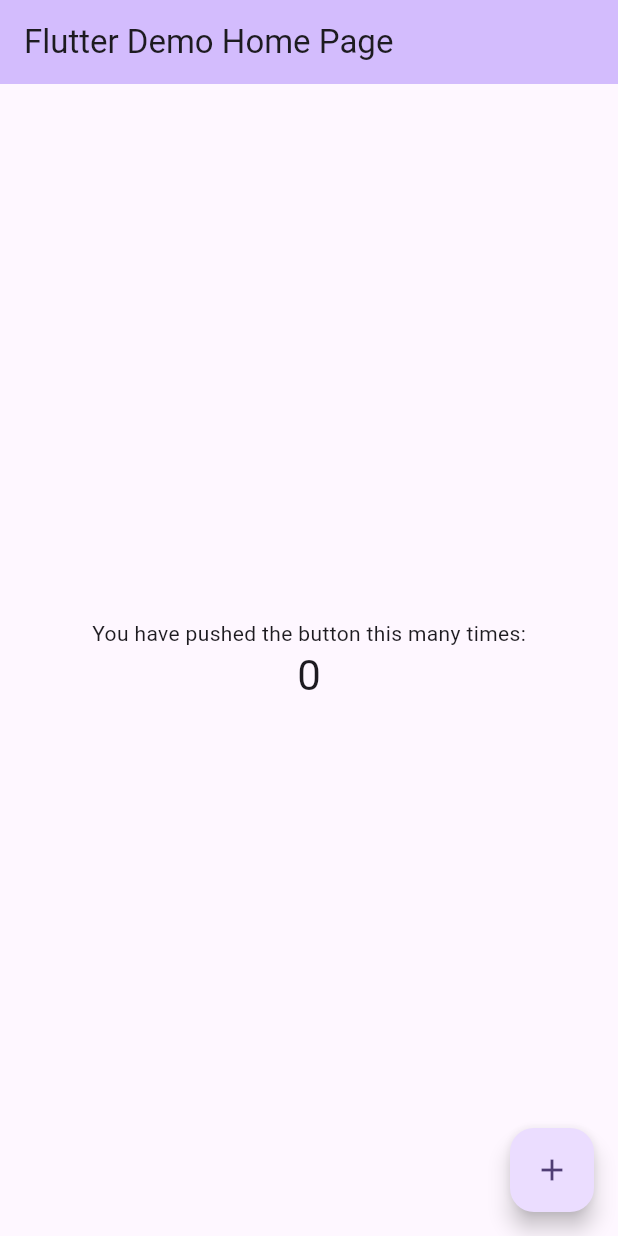
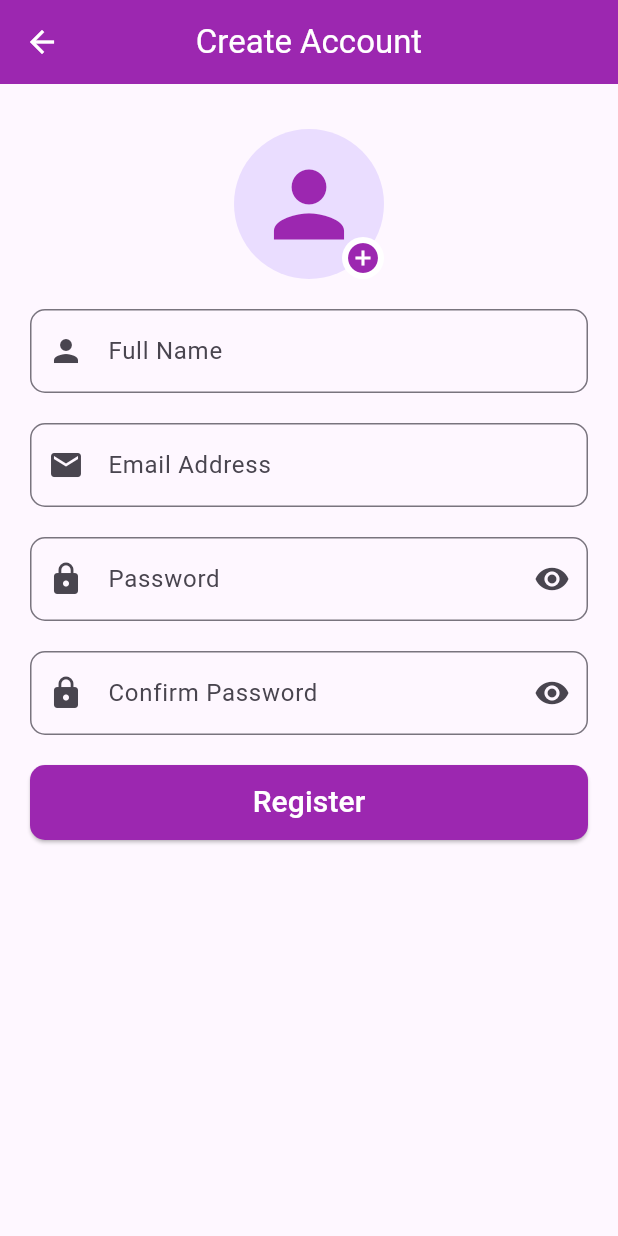
Before and after one commit to KhushbooCoder/team_project_app, a Flutter app: the screen it shows after launch, on a phone screen of 412 x 824 dp. Run offline on Flutter 3.47's test engine with Material 3 defaults, Android fonts, the phone set to English and light mode, and no system bars.

Commit message:
i worked on register screen

```diff
--- a/lib/main.dart
+++ b/lib/main.dart
@@ -1,4 +1,5 @@
 import 'package:flutter/material.dart';
+import 'package:team_project_app/register_screen.dart';
 
 void main() {
   runApp(const MyApp());
@@ -11,112 +12,10 @@ class MyApp extends StatelessWidget {
   @override
   Widget build(BuildContext context) {
     return MaterialApp(
-      title: 'Flutter Demo',
-      theme: ThemeData(
-        // This is the theme of your application.
-        //
-        // TRY THIS: Try running your application with "flutter run". You'll see
-        // the application has a purple toolbar. Then, without quitting the app,
-        // try changing the seedColor in the colorScheme below to Colors.green
-        // and then invoke "hot reload" (save your changes or press the "hot
-        // reload" button in a Flutter-supported IDE, or press "r" if you used
-        // the command line to start the app).
-        //
-        // Notice that the counter didn't reset back to zero; the application
-        // state is not lost during the reload. To reset the state, use hot
-        // restart instead.
-        //
-        // This works for code too, not just values: Most code changes can be
-        // tested with just a hot reload.
-        colorScheme: .fromSeed(seedColor: Colors.deepPurple),
-      ),
-      home: const MyHomePage(title: 'Flutter Demo Home Page'),
+      debugShowCheckedModeBanner: false,
+      home: RegisterScreen(),
     );
   }
+
+
 }
-
-class MyHomePage extends StatefulWidget {
-  const MyHomePage({super.key, required this.title});
-
-  // This widget is the home page of your application. It is stateful, meaning
-  // that it has a State object (defined below) that contains fields that affect
-  // how it looks.
-
-  // This class is the configuration for the state. It holds the values (in this
-  // case the title) provided by the parent (in this case the App widget) and
-  // used by the build method of the State. Fields in a Widget subclass are
-  // always marked "final".
-
-  final String title;
-
-  @override
-  State<MyHomePage> createState() => _MyHomePageState();
-}
-
-class _MyHomePageState extends State<MyHomePage> {
-  int _counter = 0;
-
-  void _incrementCounter() {
-    setState(() {
-      // This call to setState tells the Flutter framework that something has
-      // changed in this State, which causes it to rerun the build method below
-      // so that the display can reflect the updated values. If we changed
-      // _counter without calling setState(), then the build method would not be
-      // called again, and so nothing would appear to happen.
-      _counter++;
-    });
-  }
-
-  @override
-  Widget build(BuildContext context) {
-    // This method is rerun every time setState is called, for instance as done
-    // by the _incrementCounter method above.
-    //
-    // The Flutter framework has been optimized to make rerunning build methods
-    // fast, so that you can just rebuild anything that needs updating rather
-    // than having to individually change instances of widgets.
-    return Scaffold(
-      appBar: AppBar(
-        // TRY THIS: Try changing the color here to a specific color (to
-        // Colors.amber, perhaps?) and trigger a hot reload to see the AppBar
-        // change color while the other colors stay the same.
-        backgroundColor: Theme.of(context).colorScheme.inversePrimary,
-        // Here we take the value from the MyHomePage object that was created by
-        // the App.build method, and use it to set our appbar title.
-        title: Text(widget.title),
-      ),
-      body: Center(
-        // Center is a layout widget. It takes a single child and positions it
-        // in the middle of the parent.
-        child: Column(
-          // Column is also a layout widget. It takes a list of children and
-          // arranges them vertically. By default, it sizes itself to fit its
-          // children horizontally, and tries to be as tall as its parent.
-          //
-          // Column has various properties to control how it sizes itself and
-          // how it positions its children. Here we use mainAxisAlignment to
-          // center the children vertically; the main axis here is the vertical
-          // axis because Columns are vertical (the cross axis would be
-          // horizontal).
-          //
-          // TRY THIS: Invoke "debug painting" (choose the "Toggle Debug Paint"
-          // action in the IDE, or press "p" in the console), to see the
-          // wireframe for each widget.
-          mainAxisAlignment: .center,
-          children: [
-            const Text('You have pushed the button this many times:'),
-            Text(
-              '$_counter',
-              style: Theme.of(context).textTheme.headlineMedium,
-            ),
-          ],
-        ),
-      ),
-      floatingActionButton: FloatingActionButton(
-        onPressed: _incrementCounter,
-        tooltip: 'Increment',
-        child: const Icon(Icons.add),
-      ),
-    );
-  }
-}
--- /dev/null
+++ b/lib/register_screen.dart
@@ -0,0 +1,206 @@
+import 'dart:io';
+
+import 'package:flutter/material.dart';
+
+
+class RegisterScreen extends StatefulWidget {
+
+  RegisterScreen({super.key,
+  });
+
+  @override
+  State<RegisterScreen> createState() => _RegisterScreenState();
+}
+
+class _RegisterScreenState extends State<RegisterScreen> {
+  // final DatabaseController _controller=DatabaseController();
+  String? name;
+  String?email;
+  String?password;
+
+
+
+  File? image;
+
+  @override
+  TextEditingController _namecontroller = TextEditingController();
+  TextEditingController _emailcontroller = TextEditingController();
+  TextEditingController _passwordcontroller = TextEditingController();
+  TextEditingController _confirmcontroller = TextEditingController();
+
+
+
+
+  Widget build(BuildContext context) {
+    return Scaffold(
+      appBar: AppBar(
+        centerTitle: true,
+        leading: IconButton(
+          onPressed: () {},
+          icon: Icon(Icons.arrow_back),
+          color: Color(0xffffffff),
+        ),
+        backgroundColor: Colors.purple,
+        title: Text(
+          "Create Account",
+          style: TextStyle(color: Color(0xffffffff)),
+        ),
+      ),
+      body: SafeArea(
+          child: SingleChildScrollView(
+            child: Center(
+              child: Column(
+                children: [
+                  SizedBox(height: 30),
+                  Stack(
+                    children: [
+                      CircleAvatar(
+                        radius: 50,
+                        backgroundImage: image != null
+                            ? FileImage(image!)
+                            : null,
+                        child: image == null
+                            ? const Icon(
+                          Icons.person,
+                          size: 70,
+                          color: Colors.purple,
+                        )
+                            : null,
+                      ),
+
+
+                      Positioned(
+                        bottom: 0,
+                        right: 0,
+
+                        child: InkWell(
+                          onTap: () {
+                            showModalBottomSheet(
+                              context: context,
+                              builder: (context) => Container(
+                                width: double.infinity,
+                                height: 200,
+                                child: Column(
+                                  children: [
+                                    SizedBox(height: 20),
+                                    Text("Choose Your Image"),
+                                    SizedBox(height: 10),
+                                    Column(
+                                      children: [
+                                        ListTile(
+                                          leading: Icon(Icons.camera),
+                                          title: Text("Camera"),
+                                          onTap: (){},
+                                        ),
+                                        ListTile(
+                                          leading: Icon(Icons.photo),
+                                          title: Text("Gallary"),
+                                          onTap: (){},
+                                        ),
+                                      ],
+                                    ),
+                                  ],
+                                ),
+                              ),
+                            );
+                          },
+                          child: CircleAvatar(
+                            radius: 14,
+                            backgroundColor: Colors.white,
+                            child: Icon(Icons.add_circle, color: Colors.purple),
+                          ),
+                        ),
+                      ),
+                    ],
+                  ),
+
+                  Padding(
+                    padding: EdgeInsetsGeometry.all(20),
+                    child: Column(
+                      children: [
+                        TextField(
+                          decoration: InputDecoration(
+                            hintText: "Full Name",
+                            prefixIcon: Icon(Icons.person),
+                            border: OutlineInputBorder(
+                              borderRadius: BorderRadius.circular(10),
+                            ),
+                          ),
+
+                          controller: _namecontroller,
+
+                        ),
+
+                        SizedBox(height: 20),
+
+                        TextField(
+                          decoration: InputDecoration(
+                            hintText: "Email Address",
+                            prefixIcon: Icon(Icons.email),
+                            border: OutlineInputBorder(
+                              borderRadius: BorderRadius.circular(10),
+                            ),
+                          ),
+                          controller: _emailcontroller,
+                        ),
+
+                        SizedBox(height: 20),
+
+                        TextField(
+                          obscureText: true,
+                          decoration: InputDecoration(
+                            hintText: "Password",
+                            prefixIcon: Icon(Icons.lock),
+                            suffixIcon: Icon(Icons.visibility),
+                            border: OutlineInputBorder(
+                              borderRadius: BorderRadius.circular(10),
+                            ),
+                          ),
+                          controller: _passwordcontroller,
+                        ),
+                        SizedBox(height: 20),
+                        TextField(
+                          obscureText: true,
+                          decoration: InputDecoration(
+                            hintText: "Confirm Password",
+                            prefixIcon: Icon(Icons.lock),
+                            suffixIcon: Icon(Icons.visibility),
+                            border: OutlineInputBorder(
+                              borderRadius: BorderRadius.circular(10),
+                            ),
+                          ),
+                          controller: _confirmcontroller,
+                        ),
+                        SizedBox(height: 20),
+
+                        SizedBox(
+                          width: double.infinity,
+                          height: 50,
+
+                          child: ElevatedButton(
+                            style: ElevatedButton.styleFrom(
+                              backgroundColor: Colors.purple,
+                              shape: RoundedRectangleBorder(
+                                borderRadius: BorderRadiusGeometry.all(
+                                  Radius.circular(10),
+                                ),
+                              ),
+                            ),
+                            onPressed: (){},
+                            child: Text(
+                              "Register",
+                              style: TextStyle(color: Colors.white, fontSize: 20),
+                            ),
+                          ),
+                        ),
+                      ],
+                    ),
+                  ),
+                ],
+              ),
+            ),
+          )
+      ),
+    );
+  }
+}
```
